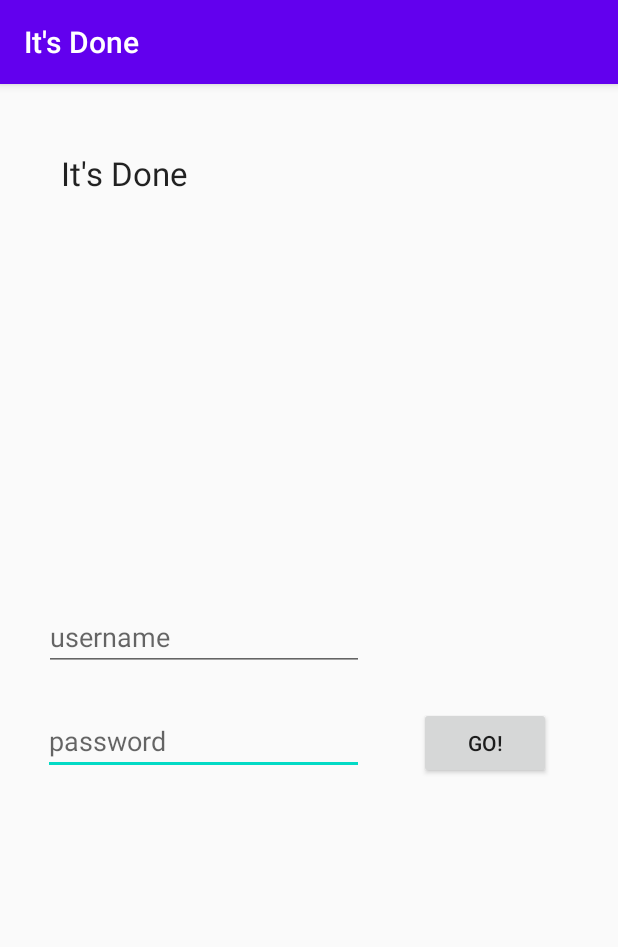
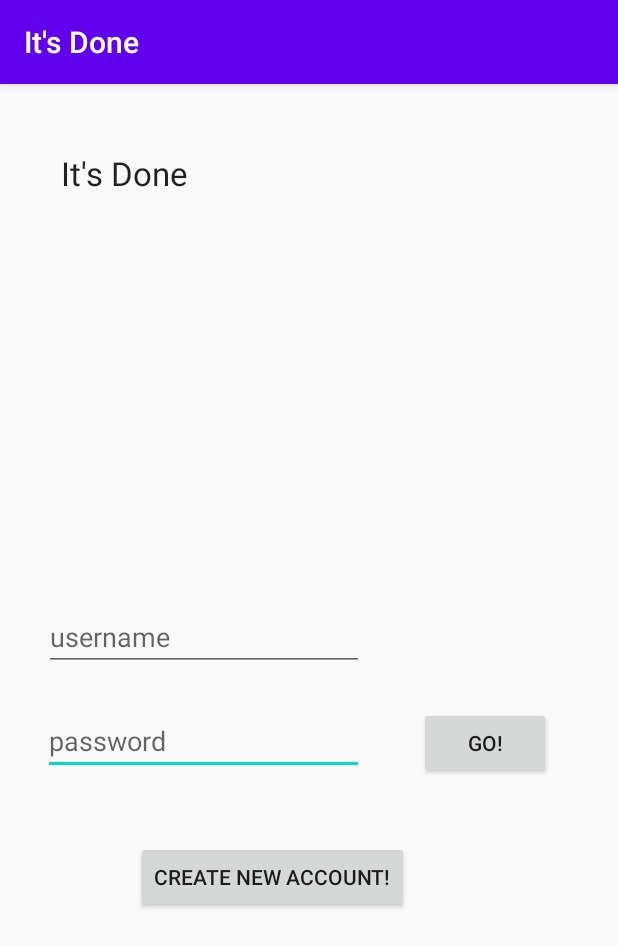
Before and after one commit to GuestG/itsdone, an Android app: the screen it shows after launch (MainActivity), on a phone screen of 412 x 824 dp. Shown: the top 947 px of the screen. Run offline under Robolectric (Android 15) with nearby library versions, the phone set to English and light mode, and no system bars.

Commit message:
added create account button

```diff
--- a/app/src/main/AndroidManifest.xml
+++ b/app/src/main/AndroidManifest.xml
@@ -11,7 +11,7 @@
         android:theme="@style/AppTheme">
         <activity android:name=".FindJobsActivity"
             android:parentActivityName=".MainActivity">
-            <!-- The meta-data tag is required if you support API level 15 and lower -->
+
             <meta-data
                 android:name="android.support.PARENT_ACTIVITY"
                 android:value=".MainActivity" />
--- a/app/src/main/res/layout/activity_main.xml
+++ b/app/src/main/res/layout/activity_main.xml
@@ -61,4 +61,16 @@
         app:layout_constraintEnd_toEndOf="parent"
         app:layout_constraintStart_toEndOf="@+id/editText" />
 
+    <Button
+        android:id="@+id/button3"
+        android:layout_width="wrap_content"
+        android:layout_height="wrap_content"
+        android:layout_marginTop="44dp"
+        android:onClick="createAccount"
+        android:text="@string/create_account"
+        app:layout_constraintEnd_toEndOf="parent"
+        app:layout_constraintHorizontal_bias="0.393"
+        app:layout_constraintStart_toStartOf="parent"
+        app:layout_constraintTop_toBottomOf="@+id/editText" />
+
 </androidx.constraintlayout.widget.ConstraintLayout>
--- a/app/src/main/res/values/strings.xml
+++ b/app/src/main/res/values/strings.xml
@@ -2,6 +2,7 @@
     <string name="app_name">It\'s Done</string>
     <string name="enter_username">username</string>
     <string name="enter_password">password</string>
+    <string name="create_account">Create New Account!</string>
     <string name="button_login">Go!</string>
     <string name="button_logout">Logout</string>
 </resources>
```
Also changed, not shown: app/src/main/java/edu/tacoma/uw/itsdone/MainActivity.java (+22 -10 lines).
